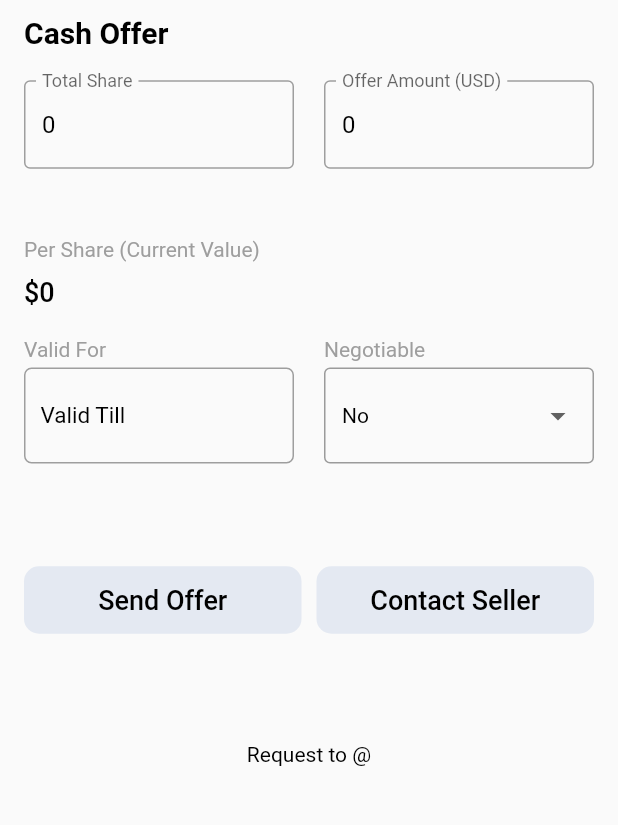
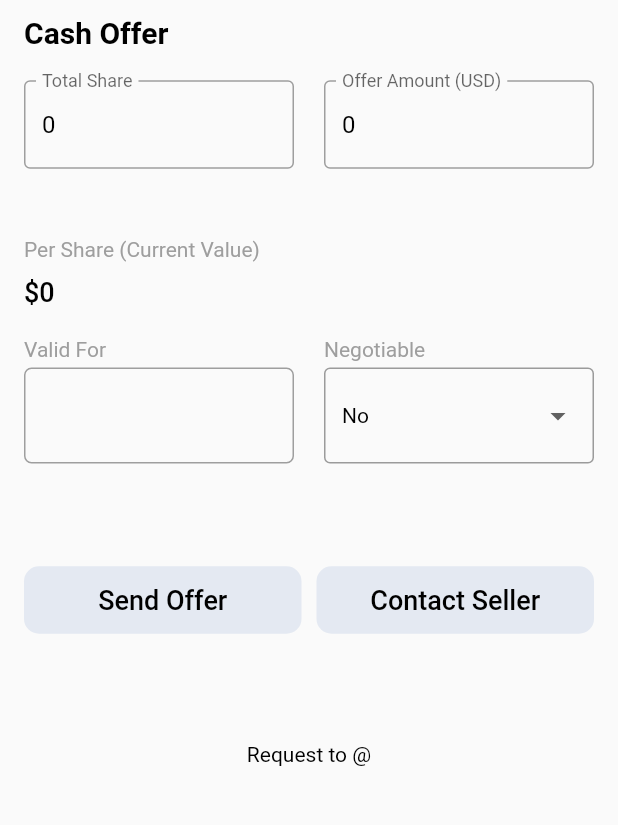
Before and after one commit to WaseemMirzaa/PlayerExchange, a Flutter app: the CashOfferScreen screen opened directly with empty values, on a phone screen of 412 x 824 dp, the part 69-894 px from its top. Run offline on Flutter 3.47's test engine with Material 2 defaults, Android fonts, the phone set to English and light mode, and no system bars; drawn by our look-alikes of auto_size_text; our stand-ins replace cached_network_image, cloud_firestore, dio, equatable, firebase_core, firebase_messaging and 14 more; missing offline and left inert: dart:ffi, flutter_cached_pdfview, flutter_stripe, paginated_search_bar, time_elapsed; accounts and stored records are empty; network calls fail; statements that could not run were skipped; project files that could hold a hidden picture were left out.

```diff
--- a/lib/ui/screens/exchange_player/cash_offer_screen.dart
+++ b/lib/ui/screens/exchange_player/cash_offer_screen.dart
@@ -34,13 +34,11 @@
   var isNegotiableController = TextEditingController();
 
   DateTime selectedDate = DateTime.now();
-  String validTill = "Valid Till";
+  String validTill = "";
   String? userId= "";
   String? userName= "";
   User? exchangeUser;
 
-
-  String validTill = "";
 
   List<String> list = <String>["No", "Yes"];
 
```
Also changed, not shown: 4 other files.
